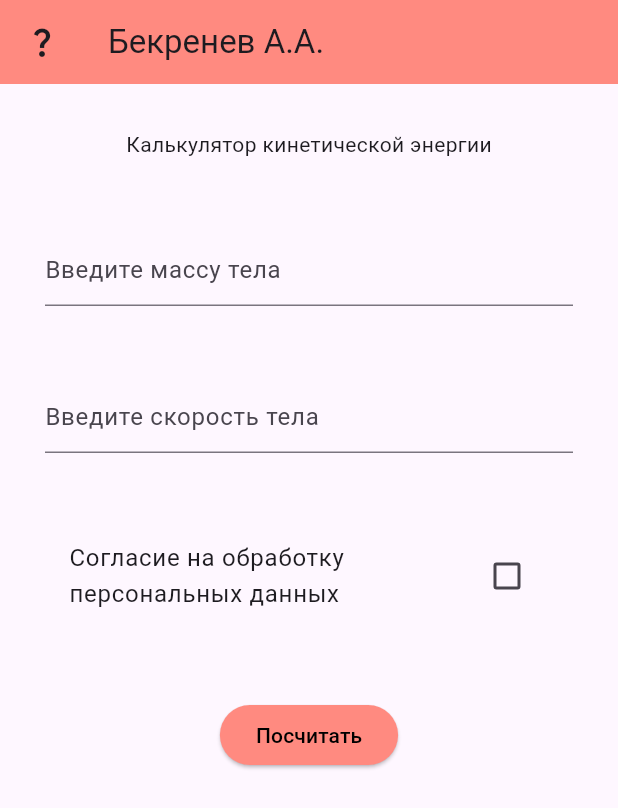
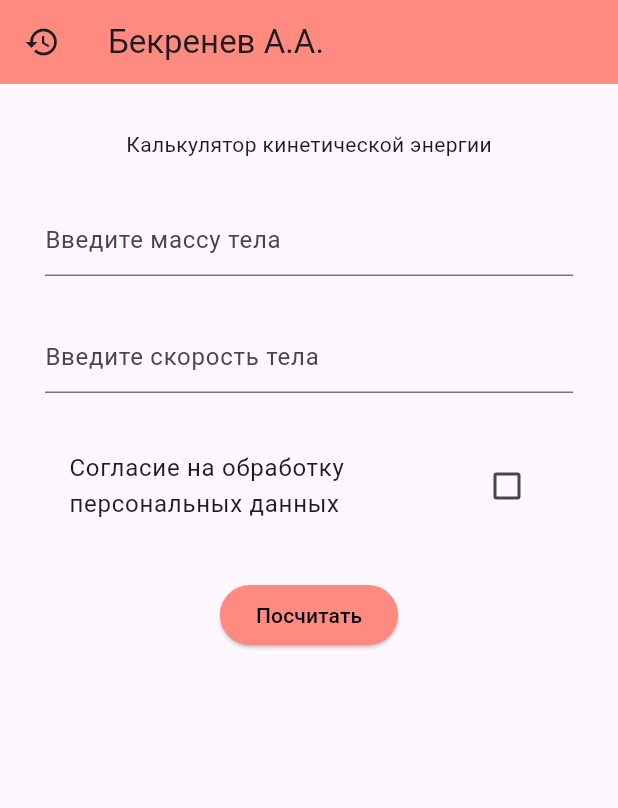
Before and after one commit to SASHKEVICH/edu_flutter_app, a Flutter app: the screen it shows after launch, on a phone screen of 412 x 824 dp. Shown: the top 808 px of the screen. Run offline on Flutter 3.47's test engine with Material 2 defaults, Android fonts, the phone set to English and light mode, and no system bars; our stand-ins replace flutter_bloc, sqflite; accounts and stored records are empty.

Commit message:
fix(input-screen): icon and spacing height

```diff
--- a/lib/scenes/calculator/calculator_input_screen/calculator_input_screen.dart
+++ b/lib/scenes/calculator/calculator_input_screen/calculator_input_screen.dart
@@ -31,7 +31,7 @@ class CalculatorInputScreenState extends State<CalculatorInputScreen> {
         title: const Text(_Constants.appBarTitle),
         backgroundColor: Colors.redAccent[100],
         leading: IconButton(
-          icon: const Icon(Icons.question_mark),
+          icon: const Icon(Icons.history),
           onPressed: _onHistoryButtonPressed,
         ),
       ),
@@ -144,5 +144,5 @@ class _Constants {
 
   static const String calculateButtonTitle = "Посчитать";
 
-  static const SizedBox defaultSpacing = SizedBox(height: 50,);
+  static const SizedBox defaultSpacing = SizedBox(height: 30,);
 }
```
